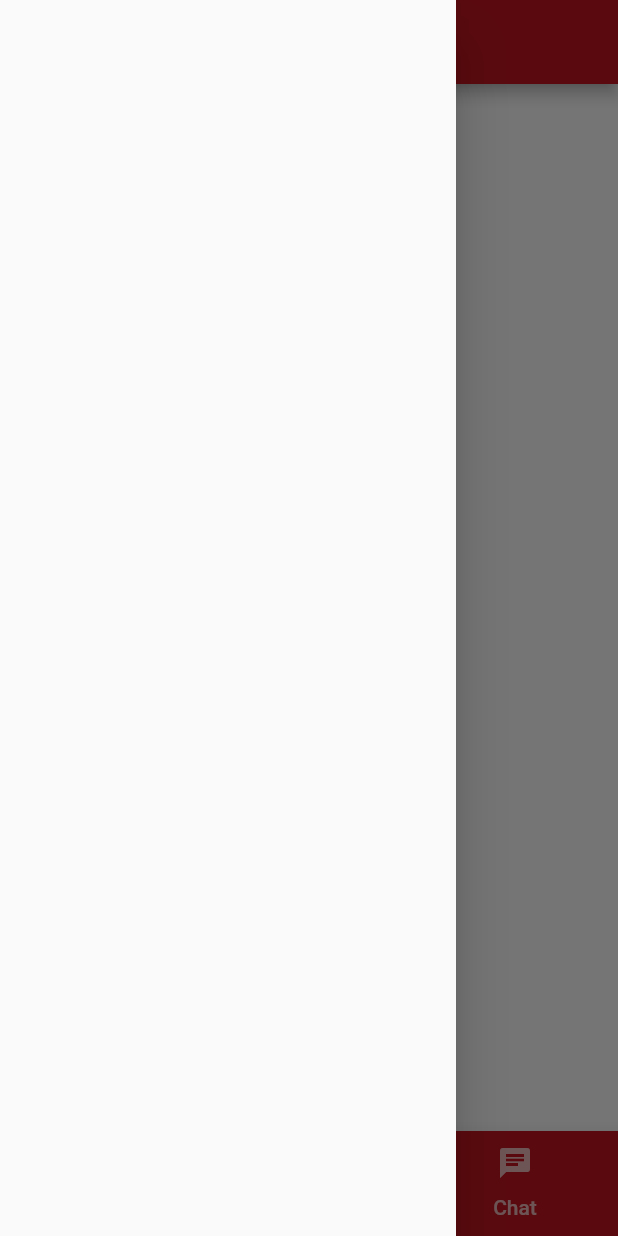
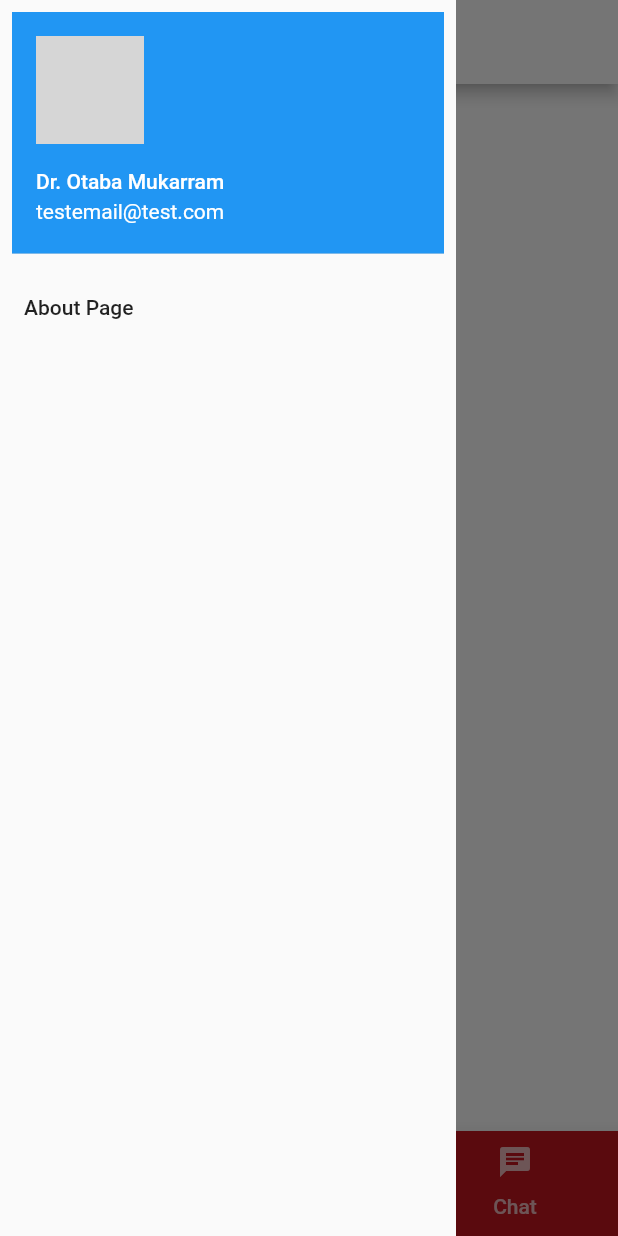
Before and after one commit to IHKodifier/hhfv4apps, a Flutter app: the screen it shows after launch, with the side drawer open, on a phone screen of 412 x 824 dp. Run offline on Flutter 3.47's test engine with Material 2 defaults, Android fonts, the phone set to English and light mode, and no system bars; network calls fail; Roboto replaces fonts that are missing (Montserrat); project files that could hold a hidden picture were left out; grey boxes are pictures that could not be loaded.

Commit message:
Better look

```diff
--- a/lib/colors.dart
+++ b/lib/colors.dart
@@ -5,6 +5,8 @@ import 'package:flutter/material.dart';
 const hhfPrimaryColor = const Color(0xFFC4161F);
 const hhfPrimaryLight = const Color(0xFFc5a6a6);
 const hhfPrimaryDark = const Color(0xFF7C1111);
+
+
 const hhfSecondaryColor = const Color(0xFF4dd0e1);
 const hhfSecondaryLight = const Color(0xc5a6a6);
 const hhfSecondaryDark = const Color(0xFFFFFFFF);
--- a/lib/main.dart
+++ b/lib/main.dart
@@ -11,8 +11,8 @@ void main() {
 
 ThemeData buildThemeData() {
   final baseTheme = ThemeData(
-    // primarySwatch: hhfPrimaryLight,
-    fontFamily: 'Montserrat');
+      // primarySwatch: hhfPrimaryLight,
+      fontFamily: 'Montserrat');
 
   return baseTheme.copyWith(
 
@@ -23,7 +23,12 @@ ThemeData buildThemeData() {
       scaffoldBackgroundColor: hhfScaffoldBackgroundLight,
       cardColor: hhfCardBackgroundLight,
       //set swatch
-
+      //set Widget Themes
+      appBarTheme: AppBarTheme(
+        color: hhfScaffoldBackgroundLight,
+        iconTheme: baseTheme.iconTheme.copyWith(color: hhfPrimaryColor),
+      ),
+     bottomAppBarTheme: baseTheme.bottomAppBarTheme.copyWith(color:hhfPrimaryColor ),
       textTheme: baseTheme.textTheme.copyWith(
         title: baseTheme.textTheme.title
             .copyWith(fontSize: 24.0, fontWeight: FontWeight.bold),
@@ -39,7 +44,6 @@ ThemeData buildThemeData() {
             fontWeight: FontWeight.w700,
             fontFamily: 'Montserrat',
             letterSpacing: 2.8,
-
             color: Colors.white),
         display1: baseTheme.textTheme.display1.copyWith(),
         display2: baseTheme.textTheme.display2.copyWith(),
--- a/lib/packageLib.dart
+++ b/lib/packageLib.dart
@@ -19,7 +19,7 @@ export 'package:health_financer/modelsLib.dart';
 // UI screens and widgets
 export 'package:health_financer/colors.dart';
 export 'package:health_financer/ui/about.dart';
-export 'package:health_financer/ui/caseLog.dart';
+export 'package:health_financer/ui/UserHome.dart';
 export 'package:health_financer/ui/caseTile.dart';
 // export 'package:health_financer/ui/home.dart';
 // export 'package:health_financer/ui/horizontal_list_View.dart';
--- a/lib/ui/caseLog.dart
+++ b/lib/ui/UserHome.dart
@@ -28,7 +28,11 @@ class _UserHomeState extends State<UserHome> {
 
   @override
   Widget build(BuildContext context) {
-    return Container(color: Colors.blue[100],);
+    return Container(color: Theme.of(context).scaffoldBackgroundColor,
+    child:Center(
+     child:  Text('User Home',
+    style: Theme.of(context).textTheme.display1),
+    ));
 //     return StreamBuilder(
 //         stream: Firestore.instance.collection('Cases').snapshots(),
 
--- /dev/null
+++ b/lib/ui/appDrawer.dart
@@ -0,0 +1,38 @@
+import 'package:health_financer/packageLib.dart';
+
+class AppDrawer extends StatefulWidget {
+  @override
+  _AppDrawerState createState() => _AppDrawerState();
+}
+
+class _AppDrawerState extends State<AppDrawer> {
+  @override
+  Widget build(BuildContext context) {
+    return Drawer(
+
+      elevation: 0.0,
+      child: ListView(
+        children: <Widget>[
+          new UserAccountsDrawerHeader(
+            margin: EdgeInsets.all(8.0),
+            accountName: new Text('Dr. Otaba Mukarram'),
+            accountEmail: new Text('testemail@test.com'),
+            currentAccountPicture: new CircleAvatar(
+              backgroundImage: new NetworkImage('http://i.pravatar.cc/300'),
+            ),
+          ),
+          new ListTile(
+            title: new Text('About Page'),
+            onTap: () {
+              // Navigator.of(context).pop();
+              // Navigator.push(
+              //     context,
+              //     new MaterialPageRoute(
+              //         builder: (BuildContext context) => new AboutPage()));
+            },
+          ),
+        ],
+      ),
+    );
+  }
+}
--- a/lib/ui/apphomePage.dart
+++ b/lib/ui/apphomePage.dart
@@ -1,4 +1,5 @@
 import 'package:health_financer/packageLib.dart';
+import 'package:health_financer/ui/appDrawer.dart';
 // import 'package:health_financer/ui/bottomNavBar.dart';
 // import 'package:health_financer/ui/caseTile.dart';
 // import 'package:health_financer/ui/myFelexibleAppBar.dart';
@@ -20,16 +21,33 @@ class _AppHomePageState extends State<AppHomePage>
     super.initState();
     _tabcontroller = TabController(length: 3, vsync: this);
     _tabs = [
-      Tab(icon: Icon(Icons.home,),
-      text: 'Home',),
-      Tab(icon: Icon(Icons.pie_chart),
-      text: 'Dashboard',),
-      Tab(icon: Icon(Icons.chat),
-      text: 'Chat',)
+      Tab(
+        icon: Icon(
+          Icons.home,
+          // color: Colors.black,
+        ),
+        // text: 'Home',
+        child: Text(
+          'Home',
+          // style: Theme.of(context)
+          // .textTheme
+          // .subhead
+          // .copyWith(color: Colors.black),
+        ),
+      ),
+      Tab(
+        icon: Icon(Icons.pie_chart),
+        text: 'Dashboard',
+      ),
+      Tab(
+        icon: Icon(Icons.chat),
+        text: 'Chat',
+      )
     ];
-    _tabViews=[ DashBoard(),
-    UserHome(),
-    AppMessage(),
+    _tabViews = [
+      UserHome(),
+      DashBoard(),
+      AppMessage(),
     ];
   }
 
@@ -43,21 +61,39 @@ class _AppHomePageState extends State<AppHomePage>
   @override
   Widget build(BuildContext context) {
     return Scaffold(
-      appBar:AppBar(title: Text('Health Financer'),centerTitle: true,),
-
-      body: TabBarView(children: _tabViews, controller: _tabcontroller),
+      appBar: AppBar(
+        // actionsIconTheme: Theme.of(context).iconTheme.copyWith(color: Colors.black),
+        backgroundColor: hhfScaffoldBackgroundLight,
+        title: Text(
+          'Health Financer',
+          style: Theme.of(context)
+              .textTheme
+              .title
+              .copyWith(color: Theme.of(context).primaryColor),
+        ),
+        centerTitle: true,
+      ),
+      body: TabBarView(
+        children: _tabViews,
+        controller: _tabcontroller,
+      ),
       bottomNavigationBar: Material(
           color: Theme.of(context).primaryColor,
+          // color: Colors.blueGrey.shade200,
+          // color: Colors.blueGrey.shade50,
           elevation: 10.0,
           child: Container(
             height: 70.0,
             child: TabBar(
               tabs: _tabs,
               controller: _tabcontroller,
+              indicatorSize: TabBarIndicatorSize.tab,
+              indicatorWeight: 3.0,
+              indicatorColor: Colors.white,
               // isScrollable: true,
             ),
           )),
-    drawer: Drawer(),
+      drawer: AppDrawer(),
     );
   }
 }
--- a/lib/ui/caseTile.dart
+++ b/lib/ui/caseTile.dart
@@ -9,12 +9,18 @@ class CaseTile extends StatefulWidget {
 class _CaseTileState extends State<CaseTile> {
   @override
   Widget build(BuildContext context) {
-    return Card(
-      margin: EdgeInsets.all(4.0),
-      elevation: 4.0,
-      child: Padding(
-        padding: const EdgeInsets.all(8.0),
-        child: Text('Hello!'),
+    return Container(
+      height: 200,
+      decoration: BoxDecoration(
+        boxShadow: [
+          BoxShadow(
+            color: Color(0xffeeeeee),
+            blurRadius: 3.0,
+          ),
+        ],
+      ),
+      child: Card(
+        child: Text('hello'),
       ),
     );
   }
--- a/lib/ui/horizontal_list_View.dart
+++ b/lib/ui/horizontal_list_View.dart
@@ -14,19 +14,7 @@ class HorizontalListView extends StatefulWidget {
 class _HorizontalListViewState extends State<HorizontalListView> {
   @override
   Widget build(BuildContext context) {
-    return Container(
-      height: 200,
-      decoration: BoxDecoration(
-        boxShadow: [
-          BoxShadow(
-            color: Color(0xffeeeeee),
-            blurRadius: 3.0,
-          ),
-        ],
-      ),
-      child: Card(
-        child: Text('hello'),
-      ),
-    );
+    return ListView.builder(itemBuilder: null);
+
   }
 }
--- a/lib/ui/messages.dart
+++ b/lib/ui/messages.dart
@@ -9,6 +9,8 @@ class AppMessage extends StatefulWidget {
 class _AppMessageState extends State<AppMessage> {
   @override
   Widget build(BuildContext context) {
-    return Center(child: Text('Messages'));
+    return Center(child: Text('Chat History',
+    style: Theme.of(context).textTheme.display1,
+    ));
   }
 }
```
